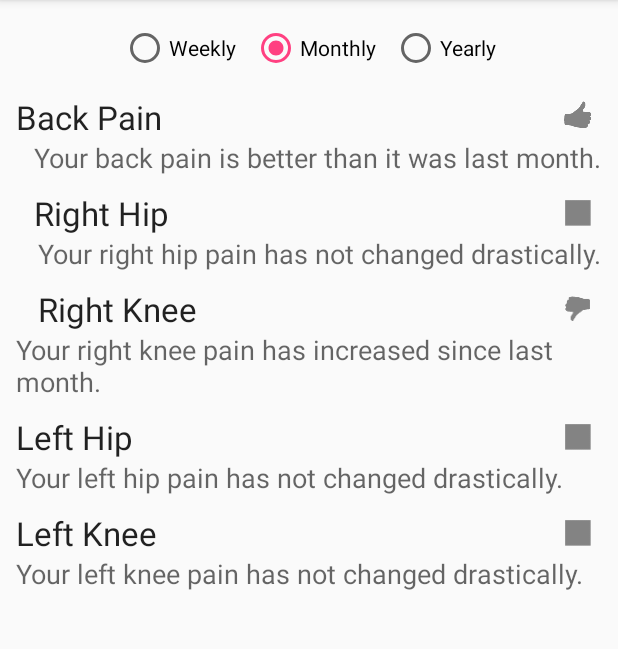
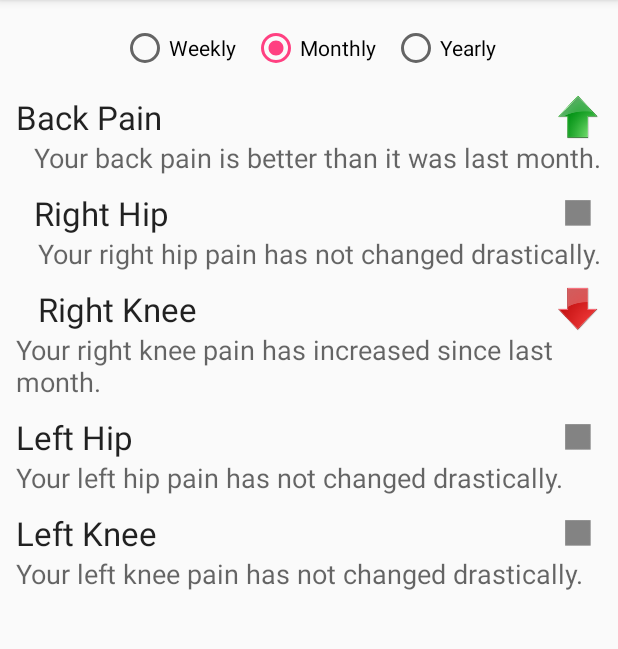
Before and after one commit to randy-acheson/Total-Joint-Replacement, an Android app: the fragment PainFeedbackFragment shown on its own in the app's theme, on a phone screen of 412 x 824 dp, the part 84-733 px from its top. Run offline under Robolectric (Android 15) with nearby library versions, the phone set to English and light mode, and no system bars; libraries missing offline, so code that uses them is left out: com.jjoe64.graphview.

Commit message:
Added new icons for feedback

```diff
--- a/app/src/main/res/layout/fragment_pain_feedback.xml
+++ b/app/src/main/res/layout/fragment_pain_feedback.xml
@@ -4,6 +4,11 @@
     android:layout_margin="5dp"
     android:padding="5dp"
     tools:context="edu.wpi.total_joint_replacement.fragments.PainFeedbackFragment">
+
+    <!-- Images for arrows found here:
+        https://www.iconfinder.com/icons/27881/arrow_up_icon#size=128
+        https://www.iconfinder.com/icons/27880/arrow_red_up_icon#size=128
+    -->
 
     <RadioGroup
         android:orientation="horizontal"
@@ -83,10 +88,13 @@
         android:layout_width="wrap_content"
         android:layout_height="wrap_content"
         android:id="@+id/imageView"
-        android:src="@drawable/ic_action_good"
+        android:src="@drawable/up_arrow"
         android:layout_alignRight="@+id/textView9"
         android:layout_alignEnd="@+id/textView9"
-        android:layout_above="@+id/textView9" />
+        android:layout_above="@+id/textView9"
+        android:layout_alignParentTop="true"
+        android:layout_alignLeft="@+id/imageView4"
+        android:layout_alignStart="@+id/imageView4" />
 
     <TextView
         android:layout_width="wrap_content"
@@ -145,11 +153,13 @@
         android:layout_width="wrap_content"
         android:layout_height="wrap_content"
         android:id="@+id/imageView4"
-        android:src="@drawable/ic_action_bad"
+        android:src="@drawable/down_arrow"
         android:layout_alignTop="@+id/textView12"
         android:layout_alignRight="@+id/textView13"
         android:layout_alignEnd="@+id/textView13"
-        android:layout_alignBottom="@+id/textView12" />
+        android:layout_alignBottom="@+id/textView12"
+        android:layout_alignLeft="@+id/imageView5"
+        android:layout_alignStart="@+id/imageView5" />
 
     <TextView
         android:layout_width="wrap_content"
```
Also changed, not shown: app/src/main/res/drawable/down_arrow.png (added), app/src/main/res/drawable/up_arrow.png (added).
